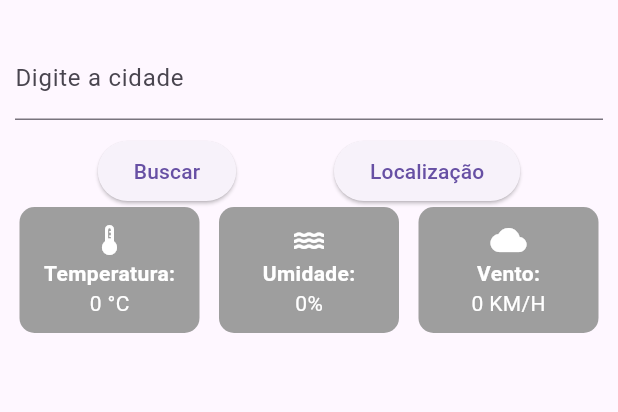
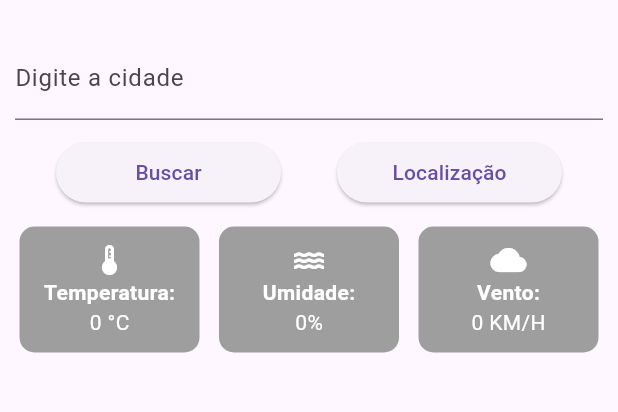
Before and after one commit to iagof-dev/FlutterTempoAgora, a Flutter app: the screen it shows after launch, after a tap on "Buscar", on a phone screen of 412 x 824 dp, the part 63-475 px from its top. Run offline on Flutter 3.47's test engine with Material 3 defaults, Android fonts, the phone set to English and light mode, and no system bars.

Commit message:
fix: some things in ui before make the backend work

```diff
--- a/lib/main.dart
+++ b/lib/main.dart
@@ -1,12 +1,11 @@
 import 'package:flutter/material.dart';
 
 void main() {
-  runApp(MyApp());
+  runApp(const MyApp());
 }
 
 class MyApp extends StatelessWidget {
-  MyApp({super.key});
-
+  const MyApp({super.key});
   @override
   Widget build(BuildContext context) {
     final txtCidade = TextEditingController();
@@ -45,17 +44,24 @@ class MyApp extends StatelessWidget {
                         const InputDecoration(labelText: 'Digite a cidade'),
                   ),
                 ),
-                Row(
+                Container(
+                  padding: EdgeInsets.fromLTRB(0, 1, 0, 12),
+                  child: Row(
                     crossAxisAlignment: CrossAxisAlignment.center,
                     mainAxisAlignment: MainAxisAlignment.spaceEvenly,
                     children: [
-                    ElevatedButton(
+                      SizedBox(
+                          width: 150,
+                          child: ElevatedButton(
                               onPressed: () => verifyWeather(),
-                        child: const Text('Buscar')),
-                    ElevatedButton(
+                              child: const Text('Buscar'))),
+                      SizedBox(
+                          width: 150,
+                          child: ElevatedButton(
                               onPressed: () => getLocation(),
-                        child: const Text('Localização'))
+                              child: const Text('Localização')))
                     ],
+                  ),
                 )
               ],
             ),
```
Lines whose indentation alone changed are shown as unchanged.
